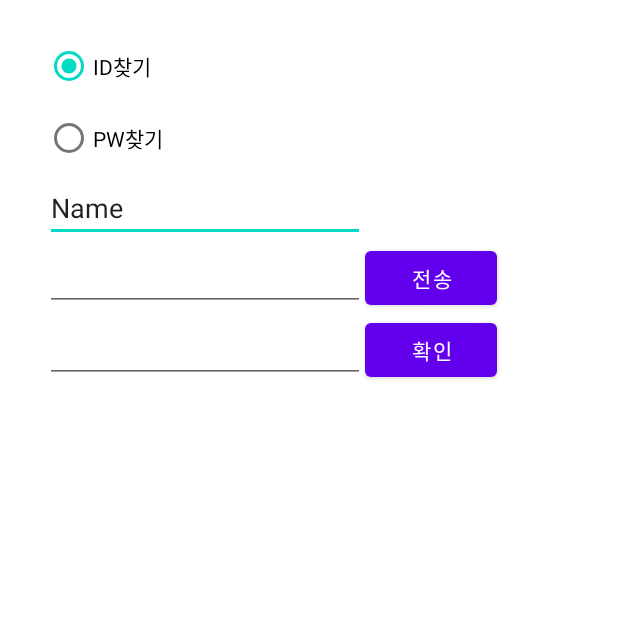
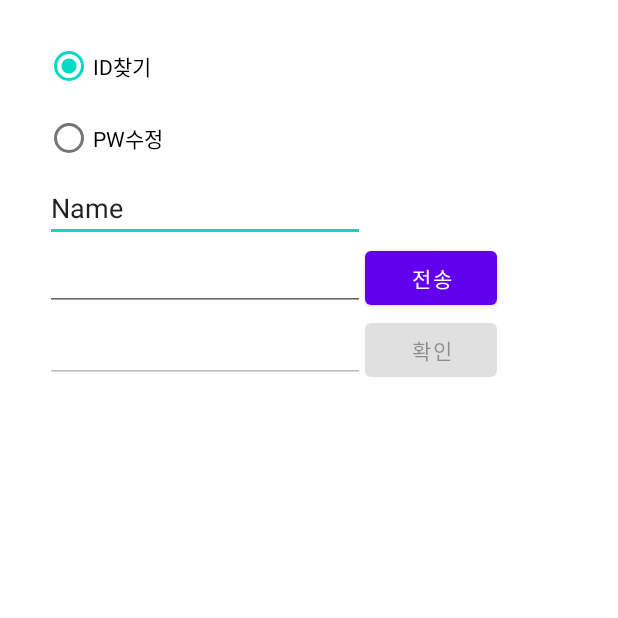
Before and after one commit to jUqItEr/HiFive, an Android app: the findIDPWActivity screen opened directly, with no data from a screen before it, on a phone screen of 412 x 824 dp, the top half of it. Run offline under Robolectric (Android 15) with nearby library versions, the phone set to English and light mode, and no system bars.

Commit message:
IDPWmodify.kt ID/PD 데이터 클래스 추가
SignupActivity.kt
button, edit text in 회원가입 enabled 수정
todo: 휴대폰 인증 관련 추가

ApiService.kt
PW 수정 PUT 추가
todo: 인증 관련 요청 수정

CommonResponse.kt
파일이름 수정
data class(message: String, success: Boolean)

activity_find_idpw.xml
id/pw 분실화면 수정

findIDPWActivity.kt
pw수정 기능 추가
todo: id찾기 기능, 본인인증

RetrofitClient.kt
pw수정 기능 추가

```diff
--- a/app/src/main/java/com/example/hifive/data/model/RegisterResponse.kt
+++ b/app/src/main/java/com/example/hifive/data/model/CommonResponse.kt
@@ -1,6 +1,6 @@
 package com.example.hifive.data.model
 
-data class RegisterResponse(
+data class CommonResponse(
     val success: Boolean,
     val message: String
 )
--- /dev/null
+++ b/app/src/main/java/com/example/hifive/data/model/IDPWmodify.kt
@@ -0,0 +1,6 @@
+package com.example.hifive.data.model
+
+data class IDPWmodify (
+    val id: String,
+    val pwd: String
+)
--- a/app/src/main/res/layout/activity_find_idpw.xml
+++ b/app/src/main/res/layout/activity_find_idpw.xml
@@ -20,7 +20,7 @@
         <LinearLayout
             android:layout_width="match_parent"
             android:layout_height="wrap_content"
-            android:orientation="vertical">
+            android:orientation="horizontal">
 
             <RadioGroup
                 android:layout_width="match_parent"
@@ -39,11 +39,19 @@
                     android:layout_width="wrap_content"
                     android:layout_height="wrap_content"
                     android:layout_weight="1"
-                    android:text="PW찾기" />
+                    android:text="PW수정" />
 
             </RadioGroup>
 
         </LinearLayout>
+
+        <EditText
+            android:id="@+id/findEmailAddress"
+            android:layout_width="wrap_content"
+            android:layout_height="wrap_content"
+            android:ems="10"
+            android:inputType="textEmailAddress"
+            android:visibility="invisible" />
 
         <EditText
             android:id="@+id/findName"
@@ -52,14 +60,6 @@
             android:ems="10"
             android:inputType="textPersonName"
             android:text="Name" />
-
-        <EditText
-            android:id="@+id/findEmailAddress"
-            android:layout_width="wrap_content"
-            android:layout_height="wrap_content"
-            android:ems="10"
-            android:inputType="textEmailAddress"
-            android:visibility="invisible" />
 
         <LinearLayout
             android:layout_width="match_parent"
@@ -91,13 +91,45 @@
                 android:layout_width="wrap_content"
                 android:layout_height="wrap_content"
                 android:ems="10"
+                android:enabled="false"
                 android:inputType="numberDecimal" />
 
             <Button
                 android:id="@+id/findVerifyButton"
                 android:layout_width="wrap_content"
                 android:layout_height="wrap_content"
+                android:enabled="false"
                 android:text="확인" />
+        </LinearLayout>
+
+        <EditText
+            android:id="@+id/modiPW"
+            android:layout_width="wrap_content"
+            android:layout_height="wrap_content"
+            android:ems="10"
+            android:inputType="textPassword"
+            android:visibility="invisible" />
+
+        <LinearLayout
+            android:layout_width="wrap_content"
+            android:layout_height="wrap_content"
+            android:orientation="horizontal">
+
+            <EditText
+                android:id="@+id/modiPW2"
+                android:layout_width="wrap_content"
+                android:layout_height="wrap_content"
+                android:ems="10"
+                android:inputType="textPassword"
+                android:visibility="invisible" />
+
+            <Button
+                android:id="@+id/modiButton"
+                android:layout_width="wrap_content"
+                android:layout_height="wrap_content"
+                android:layout_weight="1"
+                android:text="수정"
+                android:visibility="invisible" />
         </LinearLayout>
 
     </LinearLayout>
--- a/app/src/main/res/layout/activity_signup.xml
+++ b/app/src/main/res/layout/activity_signup.xml
@@ -59,13 +59,13 @@
                 android:layout_width="wrap_content"
                 android:layout_height="wrap_content"
                 android:ems="10"
+                android:enabled="false"
                 android:inputType="numberDecimal" />
 
             <Button
                 android:id="@+id/sendButton"
                 android:layout_width="wrap_content"
                 android:layout_height="wrap_content"
-                android:layout_weight="1"
                 android:text="인증번호 전송" />
         </LinearLayout>
 
@@ -74,6 +74,7 @@
             android:layout_width="wrap_content"
             android:layout_height="wrap_content"
             android:layout_weight="3"
+            android:enabled="false"
             android:text="본인인증" />
 
         <EditText
@@ -81,6 +82,7 @@
             android:layout_width="match_parent"
             android:layout_height="wrap_content"
             android:ems="10"
+            android:enabled="false"
             android:inputType="textEmailAddress"
             tools:text="@string/prompt_email" />
 
@@ -89,6 +91,7 @@
             android:layout_width="match_parent"
             android:layout_height="wrap_content"
             android:ems="10"
+            android:enabled="false"
             android:inputType="textPassword"
             tools:text="@string/prompt_password" />
 
@@ -97,6 +100,7 @@
             android:layout_width="match_parent"
             android:layout_height="wrap_content"
             android:ems="10"
+            android:enabled="false"
             android:inputType="textPassword"
             tools:text="@string/prompt_password" />
 
--- a/app/src/main/res/navigation/hifive_navgraph.xml
+++ b/app/src/main/res/navigation/hifive_navgraph.xml
@@ -28,4 +28,9 @@
         android:id="@+id/mainActivity"
         android:name="com.example.hifive.ui.activity.MainActivity"
         android:label="MainActivity" />
+    <activity
+        android:id="@+id/monthlyListActivity"
+        android:name="com.example.hifive.ui.activity.MonthlyListActivity"
+        android:label="activity_monthly_list"
+        tools:layout="@layout/activity_monthly_list" />
 </navigation>
```
Also changed, not shown: app/src/main/java/com/example/hifive/data/RetrofitClient.kt (+70 -10 lines), app/src/main/java/com/example/hifive/data/viewmodel/ApiService.kt (+18 -7 lines), app/src/main/java/com/example/hifive/ui/activity/SignupActivity.kt (+12 -0 lines), app/src/main/java/com/example/hifive/ui/activity/findIDPWActivity.kt (+55 -0 lines).
